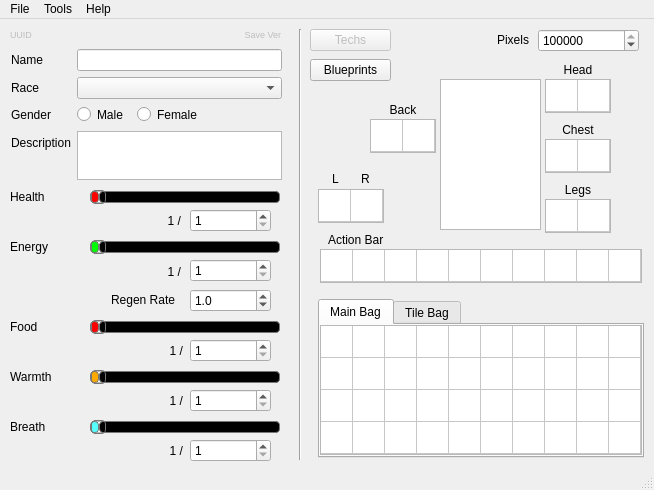
First picture: the form in starcheat/templates/MainWindow.ui, repository wizzomafizzo/starcheat, before the edit.
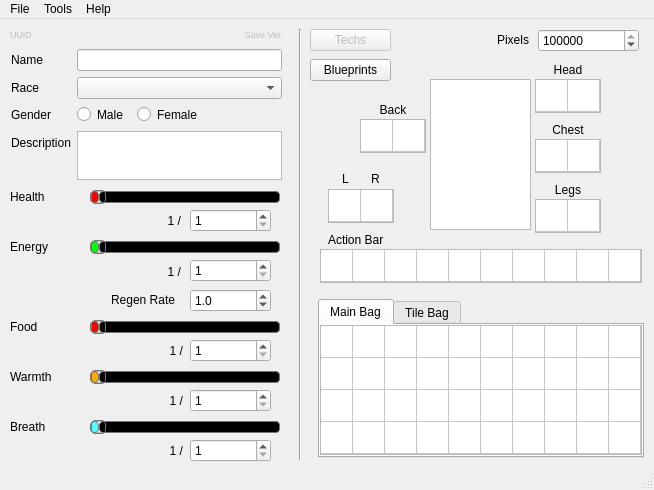
Second picture: the form after the edit.

Diff of the .ui file:
```diff
--- a/starcheat/templates/MainWindow.ui
+++ b/starcheat/templates/MainWindow.ui
@@ -432,7 +432,7 @@
    <widget class="QLabel" name="backpack_label">
     <property name="geometry">
      <rect>
-      <x>370</x>
+      <x>360</x>
       <y>80</y>
       <width>66</width>
       <height>21</height>
@@ -448,7 +448,7 @@
    <widget class="QLabel" name="legs_label">
     <property name="geometry">
      <rect>
-      <x>545</x>
+      <x>535</x>
       <y>160</y>
       <width>66</width>
       <height>21</height>
@@ -464,7 +464,7 @@
    <widget class="QLabel" name="left_hand_label">
     <property name="geometry">
      <rect>
-      <x>320</x>
+      <x>330</x>
       <y>150</y>
       <width>31</width>
       <height>20</height>
@@ -480,7 +480,7 @@
    <widget class="QLabel" name="chest_label">
     <property name="geometry">
      <rect>
-      <x>545</x>
+      <x>535</x>
       <y>100</y>
       <width>66</width>
       <height>21</height>
@@ -496,7 +496,7 @@
    <widget class="QLabel" name="head_label">
     <property name="geometry">
      <rect>
-      <x>545</x>
+      <x>535</x>
       <y>40</y>
       <width>66</width>
       <height>21</height>
@@ -922,7 +922,7 @@
    <widget class="QTableWidget" name="wieldable">
     <property name="geometry">
      <rect>
-      <x>318</x>
+      <x>328</x>
       <y>170</y>
       <width>66</width>
       <height>34</height>
@@ -1013,7 +1013,7 @@
    <widget class="QTableWidget" name="legs">
     <property name="geometry">
      <rect>
-      <x>545</x>
+      <x>535</x>
       <y>180</y>
       <width>66</width>
       <height>34</height>
@@ -1091,7 +1091,7 @@
    <widget class="QTableWidget" name="chest">
     <property name="geometry">
      <rect>
-      <x>545</x>
+      <x>535</x>
       <y>120</y>
       <width>66</width>
       <height>34</height>
@@ -1169,7 +1169,7 @@
    <widget class="QTableWidget" name="back">
     <property name="geometry">
      <rect>
-      <x>370</x>
+      <x>360</x>
       <y>100</y>
       <width>66</width>
       <height>34</height>
@@ -1247,7 +1247,7 @@
    <widget class="QTableWidget" name="head">
     <property name="geometry">
      <rect>
-      <x>545</x>
+      <x>535</x>
       <y>60</y>
       <width>66</width>
       <height>34</height>
@@ -1379,7 +1379,7 @@
    <widget class="QGraphicsView" name="player_pic">
     <property name="geometry">
      <rect>
-      <x>440</x>
+      <x>430</x>
       <y>60</y>
       <width>101</width>
       <height>151</height>
@@ -1389,7 +1389,7 @@
    <widget class="QLabel" name="left_hand_label_2">
     <property name="geometry">
      <rect>
-      <x>350</x>
+      <x>360</x>
       <y>150</y>
       <width>31</width>
       <height>20</height>
```
